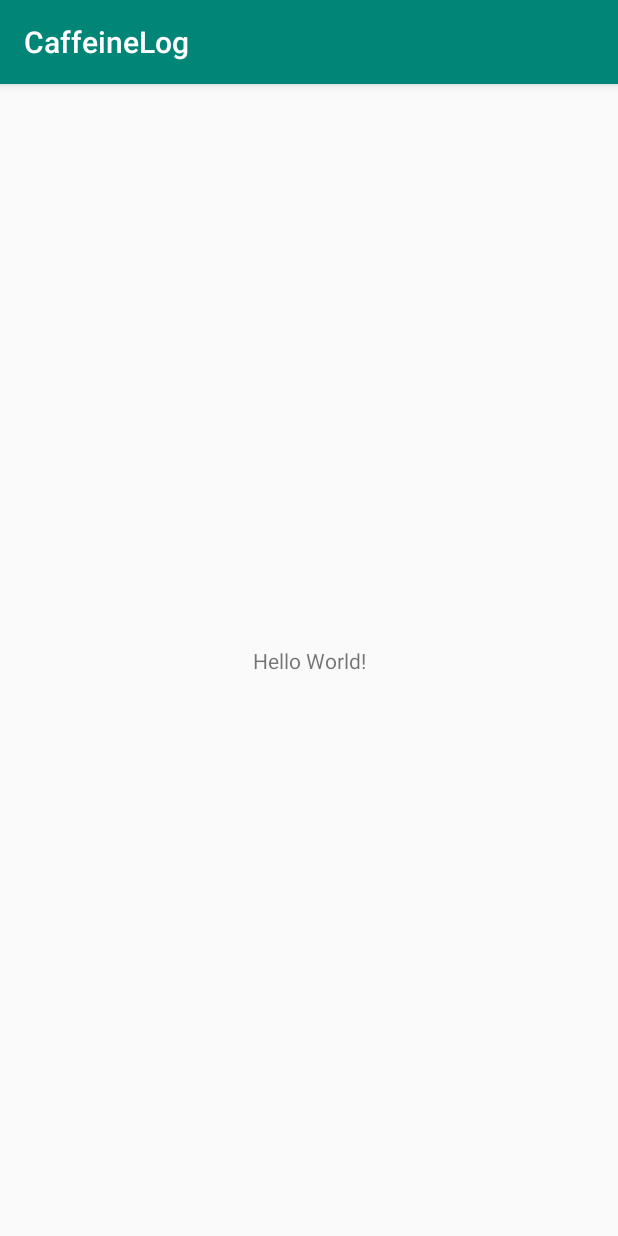
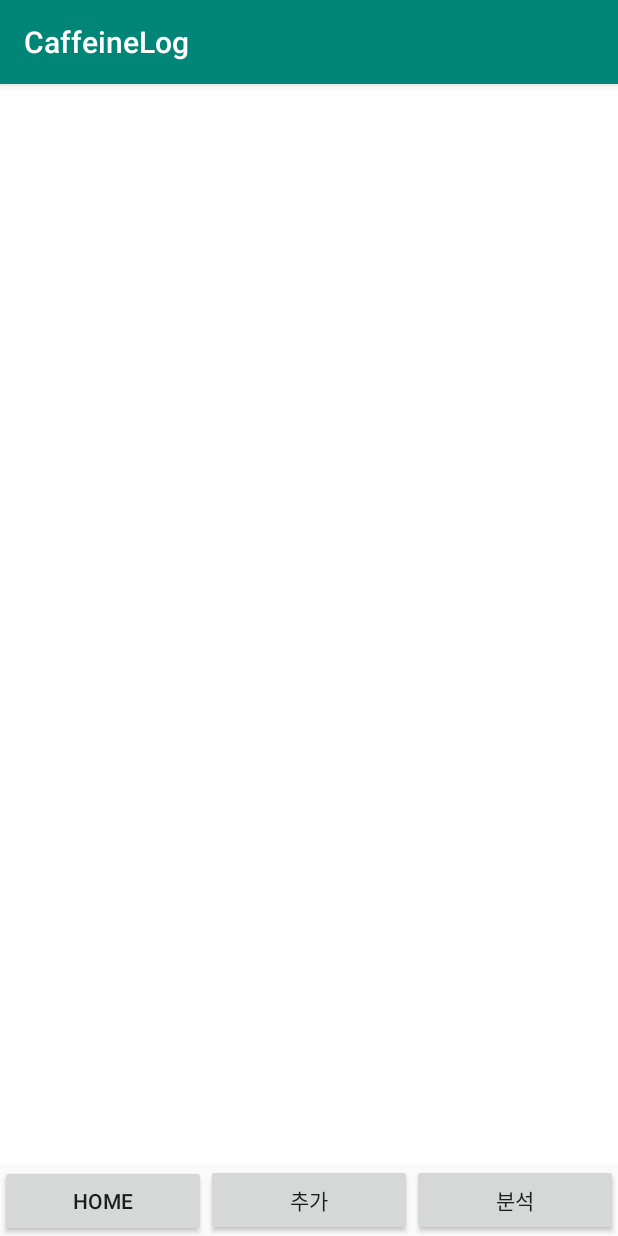
Before and after one commit to cksalchl0102/CaffeineLog, an Android app: the screen it shows after launch (MainActivity), on a phone screen of 412 x 824 dp. Run offline under Robolectric (Android 15) with nearby library versions, the phone set to English and light mode, and no system bars.

Commit message:
전체적인 틀 입니다. 각각의 프래그먼트 비교를 위해 배경색을 다르게 설정했어요. 각자 프래그먼트에서 코딩하면 됩니당.

```diff
--- /dev/null
+++ b/app/src/main/java/kr/co/caffeinelog/AddViewFragment.java
@@ -0,0 +1,16 @@
+package kr.co.caffeinelog;
+
+import androidx.annotation.NonNull;
+import androidx.annotation.Nullable;
+import androidx.fragment.app.Fragment;
+import android.view.LayoutInflater;
+import android.view.View;
+import android.view.ViewGroup;
+import android.os.Bundle;
+public class AddViewFragment extends Fragment {
+    @Nullable
+    @Override
+    public View onCreateView(@NonNull LayoutInflater inflater, @Nullable ViewGroup container, @Nullable Bundle savedInstanceState) {
+        return inflater.inflate(R.layout.addview_fragment, container, false);
+    }
+}
--- /dev/null
+++ b/app/src/main/java/kr/co/caffeinelog/AnalysisFragment.java
@@ -0,0 +1,18 @@
+package kr.co.caffeinelog;
+
+import androidx.annotation.NonNull;
+import androidx.annotation.Nullable;
+import androidx.fragment.app.Fragment;
+
+import android.view.LayoutInflater;
+import android.view.View;
+import android.view.ViewGroup;
+import android.os.Bundle;
+
+public class AnalysisFragment extends Fragment {
+    @Nullable
+    @Override
+    public View onCreateView(@NonNull LayoutInflater inflater, @Nullable ViewGroup container, @Nullable Bundle savedInstanceState) {
+        return inflater.inflate(R.layout.analysis_fragment, container, false);
+    }
+}
--- /dev/null
+++ b/app/src/main/java/kr/co/caffeinelog/HomeFragment.java
@@ -0,0 +1,18 @@
+package kr.co.caffeinelog;
+
+import androidx.annotation.NonNull;
+import androidx.annotation.Nullable;
+import androidx.fragment.app.Fragment;
+
+import android.view.LayoutInflater;
+import android.view.View;
+import android.view.ViewGroup;
+import android.os.Bundle;
+
+public class HomeFragment extends Fragment {
+    @Nullable
+    @Override
+    public View onCreateView(@NonNull LayoutInflater inflater, @Nullable ViewGroup container, @Nullable Bundle savedInstanceState) {
+        return inflater.inflate(R.layout.home_fragment, container, false);
+    }
+}
--- a/app/src/main/java/kr/co/caffeinelog/MainActivity.java
+++ b/app/src/main/java/kr/co/caffeinelog/MainActivity.java
@@ -1,14 +1,49 @@
 package kr.co.caffeinelog;
 
 import androidx.appcompat.app.AppCompatActivity;
+import androidx.fragment.app.FragmentManager;
+import androidx.fragment.app.FragmentTransaction;
 
 import android.os.Bundle;
+import android.view.View;
 
 public class MainActivity extends AppCompatActivity {
+
+    private FragmentManager fragmentManager;
+    private FragmentTransaction transaction;
+    private HomeFragment homeFragment;
+    private AddViewFragment addViewFragment;
+    private AnalysisFragment analysisFragment;
 
     @Override
     protected void onCreate(Bundle savedInstanceState) {
         super.onCreate(savedInstanceState);
         setContentView(R.layout.activity_main);
+
+        fragmentManager = getSupportFragmentManager();
+
+        homeFragment = new HomeFragment();
+        addViewFragment = new AddViewFragment();
+        analysisFragment = new AnalysisFragment();
+
+        transaction = fragmentManager.beginTransaction();
+        //초기 프래그먼트는 home으로
+        transaction.replace(R.id.frameLayout, homeFragment).commitAllowingStateLoss();
+    }
+    public void clickHandler(View view){
+        transaction = fragmentManager.beginTransaction();
+
+        switch (view.getId()){
+            case R.id.btn_home_fragment :
+                transaction.replace(R.id.frameLayout,homeFragment).commitAllowingStateLoss();
+                break;
+
+            case R.id.btn_add_fragment:
+                transaction.replace(R.id.frameLayout,addViewFragment).commitAllowingStateLoss();
+                break;
+
+            case R.id.btn_analysis_fragment:
+                transaction.replace(R.id.frameLayout,analysisFragment).commitAllowingStateLoss();
+        }
     }
 }
--- a/app/src/main/res/layout/activity_main.xml
+++ b/app/src/main/res/layout/activity_main.xml
@@ -6,13 +6,47 @@
     android:layout_height="match_parent"
     tools:context=".MainActivity">
 
-    <TextView
-        android:layout_width="wrap_content"
-        android:layout_height="wrap_content"
-        android:text="Hello World!"
+    <FrameLayout
+        android:id="@+id/frameLayout"
+        android:layout_width="match_parent"
+        android:layout_height="0dp"
+        app:layout_constraintBottom_toTopOf="@id/linearLayout"
+        app:layout_constraintLeft_toLeftOf="parent"
+        app:layout_constraintRight_toRightOf="parent"
+        app:layout_constraintTop_toTopOf="parent"></FrameLayout>
+
+    <LinearLayout
+        android:id="@+id/linearLayout"
+        android:layout_width="match_parent"
+        android:layout_height="0dp"
+        android:orientation="horizontal"
         app:layout_constraintBottom_toBottomOf="parent"
         app:layout_constraintLeft_toLeftOf="parent"
-        app:layout_constraintRight_toRightOf="parent"
-        app:layout_constraintTop_toTopOf="parent" />
+        app:layout_constraintRight_toRightOf="parent">
+
+        <Button
+            android:id="@+id/btn_home_fragment"
+            android:layout_width="wrap_content"
+            android:layout_height="wrap_content"
+            android:layout_weight="1"
+            android:onClick="clickHandler"
+            android:text="Home" />
+
+        <Button
+            android:id="@+id/btn_add_fragment"
+            android:layout_width="wrap_content"
+            android:layout_height="wrap_content"
+            android:layout_weight="1"
+            android:onClick="clickHandler"
+            android:text="추가" />
+
+        <Button
+            android:id="@+id/btn_analysis_fragment"
+            android:layout_width="wrap_content"
+            android:layout_height="wrap_content"
+            android:layout_weight="1"
+            android:onClick="clickHandler"
+            android:text="분석" />
+    </LinearLayout>
 
 </androidx.constraintlayout.widget.ConstraintLayout>
--- /dev/null
+++ b/app/src/main/res/layout/addview_fragment.xml
@@ -0,0 +1,7 @@
+<?xml version="1.0" encoding="utf-8"?>
+<LinearLayout xmlns:android="http://schemas.android.com/apk/res/android"
+    android:layout_width="match_parent"
+    android:layout_height="match_parent"
+    android:background="#061EF1">
+
+</LinearLayout>
--- /dev/null
+++ b/app/src/main/res/layout/analysis_fragment.xml
@@ -0,0 +1,7 @@
+<?xml version="1.0" encoding="utf-8"?>
+<LinearLayout xmlns:android="http://schemas.android.com/apk/res/android"
+    android:layout_width="match_parent"
+    android:layout_height="match_parent"
+    android:background="#F10606">
+
+</LinearLayout>
--- /dev/null
+++ b/app/src/main/res/layout/home_fragment.xml
@@ -0,0 +1,7 @@
+<?xml version="1.0" encoding="utf-8"?>
+<LinearLayout xmlns:android="http://schemas.android.com/apk/res/android"
+    android:layout_width="match_parent"
+    android:layout_height="match_parent"
+    android:background="#FFFFFF">
+
+</LinearLayout>
```
